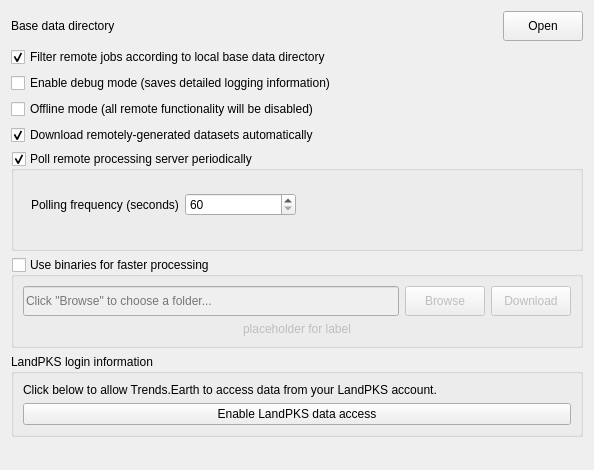
Qt form LDMP/gui/WidgetSettingsAdvanced.ui (ConservationInternational/trends.earth) before a commit.
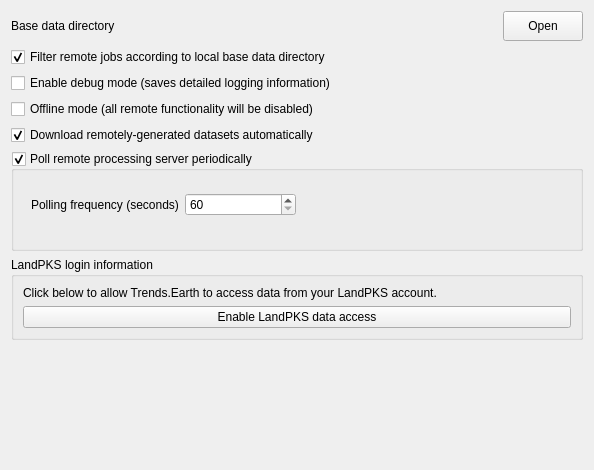
The same form after that commit. Custom widgets are drawn as their Qt base class.

Commit message: Remove deprecated functions related to managing binaries

```diff
--- a/LDMP/gui/WidgetSettingsAdvanced.ui
+++ b/LDMP/gui/WidgetSettingsAdvanced.ui
@@ -166,122 +166,6 @@
      </widget>
     </widget>
    </item>
-   <item>
-    <widget class="QGroupBox" name="binaries_gb">
-     <property name="sizePolicy">
-      <sizepolicy hsizetype="Preferred" vsizetype="Preferred">
-       <horstretch>0</horstretch>
-       <verstretch>0</verstretch>
-      </sizepolicy>
-     </property>
-     <property name="title">
-      <string>Use binaries for faster processing</string>
-     </property>
-     <property name="checkable">
-      <bool>true</bool>
-     </property>
-     <property name="checked">
-      <bool>false</bool>
-     </property>
-     <layout class="QVBoxLayout" name="verticalLayout_3">
-      <item>
-       <layout class="QHBoxLayout" name="horizontalLayout_2">
-        <item>
-         <widget class="QLineEdit" name="binaries_dir_le">
-          <property name="enabled">
-           <bool>false</bool>
-          </property>
-          <property name="sizePolicy">
-           <sizepolicy hsizetype="Expanding" vsizetype="Fixed">
-            <horstretch>0</horstretch>
-            <verstretch>0</verstretch>
-           </sizepolicy>
-          </property>
-          <property name="minimumSize">
-           <size>
-            <width>120</width>
-            <height>30</height>
-           </size>
-          </property>
-          <property name="readOnly">
-           <bool>true</bool>
-          </property>
-          <property name="placeholderText">
-           <string>Click &quot;Browse&quot; to choose a folder...</string>
-          </property>
-         </widget>
-        </item>
-        <item>
-         <widget class="QPushButton" name="binaries_browse_button">
-          <property name="enabled">
-           <bool>false</bool>
-          </property>
-          <property name="sizePolicy">
-           <sizepolicy hsizetype="Minimum" vsizetype="Minimum">
-            <horstretch>0</horstretch>
-            <verstretch>0</verstretch>
-           </sizepolicy>
-          </property>
-          <property name="minimumSize">
-           <size>
-            <width>0</width>
-            <height>30</height>
-           </size>
-          </property>
-          <property name="maximumSize">
-           <size>
-            <width>80</width>
-            <height>16777215</height>
-           </size>
-          </property>
-          <property name="text">
-           <string>Browse</string>
-          </property>
-         </widget>
-        </item>
-        <item>
-         <widget class="QPushButton" name="binaries_download_button">
-          <property name="enabled">
-           <bool>false</bool>
-          </property>
-          <property name="sizePolicy">
-           <sizepolicy hsizetype="Minimum" vsizetype="Minimum">
-            <horstretch>0</horstretch>
-            <verstretch>0</verstretch>
-           </sizepolicy>
-          </property>
-          <property name="minimumSize">
-           <size>
-            <width>0</width>
-            <height>30</height>
-           </size>
-          </property>
-          <property name="maximumSize">
-           <size>
-            <width>80</width>
-            <height>16777215</height>
-           </size>
-          </property>
-          <property name="text">
-           <string>Download</string>
-          </property>
-         </widget>
-        </item>
-       </layout>
-      </item>
-      <item>
-       <widget class="QLabel" name="binaries_label">
-        <property name="text">
-         <string>placeholder for label</string>
-        </property>
-        <property name="alignment">
-         <set>Qt::AlignCenter</set>
-        </property>
-       </widget>
-      </item>
-     </layout>
-    </widget>
-   </item>
    <item>
     <widget class="QGroupBox" name="landpks_gb">
      <property name="sizePolicy">
```
The commit also changes 6 other files.
